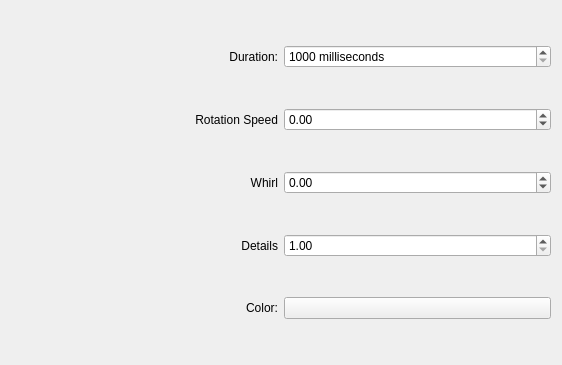
This is kwin/portal/config.ui in Schneegans/Burn-My-Windows as Qt 5 draws it before an edit. The edited form follows.
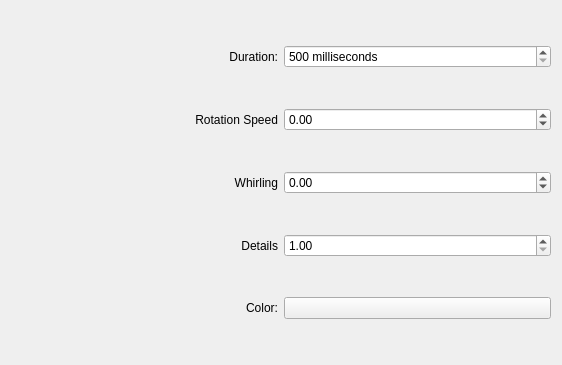
This is the edited form. Custom widgets are drawn as their Qt base class.

What changed in the file:
```diff
--- a/kwin/portal/config.ui
+++ b/kwin/portal/config.ui
@@ -56,7 +56,7 @@
       <string> milliseconds</string>
      </property>
      <property name="minimum">
-      <number>1000</number>
+      <number>500</number>
      </property>
      <property name="maximum">
       <number>5000</number>
@@ -76,7 +76,7 @@
    <item row="2" column="0">
     <widget class="QLabel" name="label_4">
      <property name="text">
-      <string>Whirl</string>
+      <string>Whirling</string>
      </property>
      <property name="alignment">
       <set>Qt::AlignRight|Qt::AlignTrailing|Qt::AlignVCenter</set>
```
